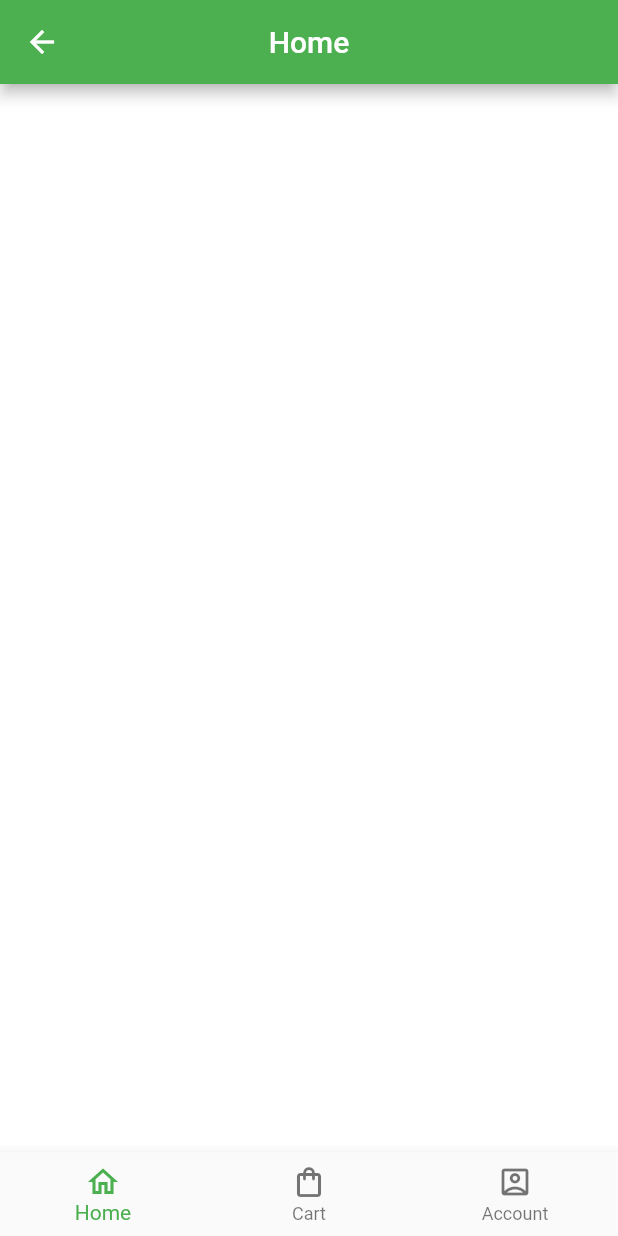
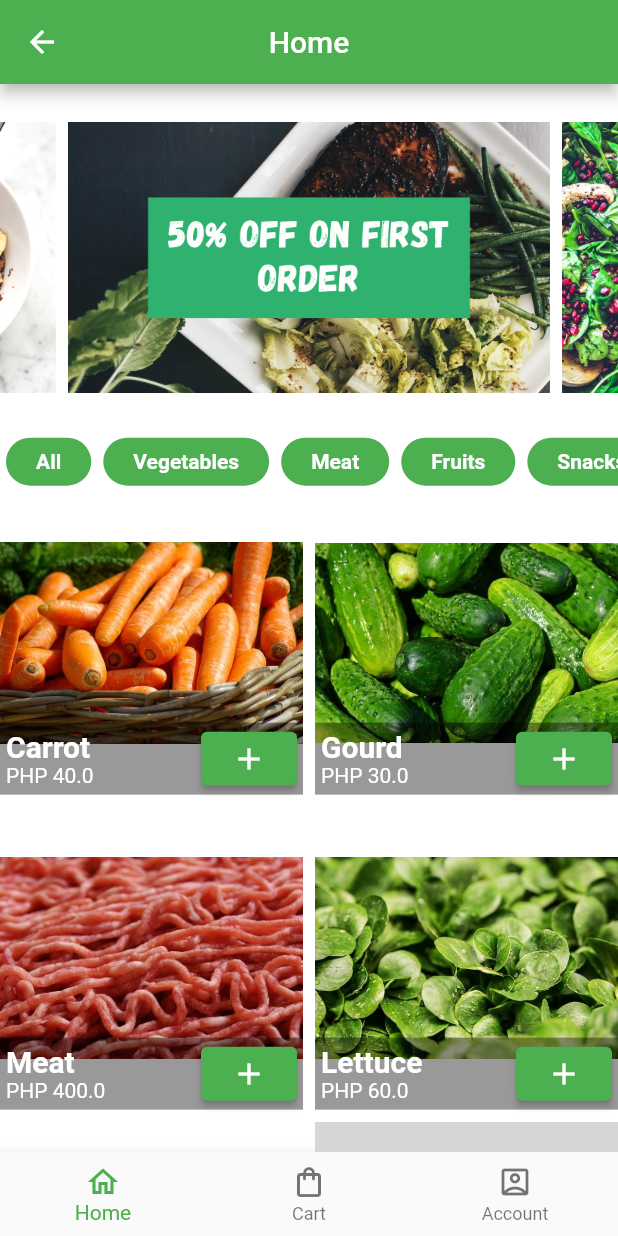
Before and after one commit to MBanawa/groceryapp, a Flutter app: the TabScreen screen opened directly, on a phone screen of 412 x 824 dp. Run offline on Flutter 3.47's test engine with Material 2 defaults, Android fonts, the light colour scheme and no system bars; drawn by our look-alikes of carousel_slider; our stand-ins replace get; grey boxes are pictures that could not be loaded.

Commit message:
completed home screen UI

```diff
--- /dev/null
+++ b/lib/custom_widgets/category_badge.dart
@@ -0,0 +1,33 @@
+import 'package:flutter/material.dart';
+
+class CategoryBadge extends StatelessWidget {
+  String title;
+
+  CategoryBadge({Key? key, required this.title}) : super(key: key);
+
+  @override
+  Widget build(BuildContext context) {
+    return Container(
+      padding:
+          const EdgeInsets.only(top: 2.0, bottom: 2.0, left: 20.0, right: 20),
+      margin: const EdgeInsets.all(4.0),
+      decoration: const BoxDecoration(
+        color: Colors.green,
+        borderRadius: BorderRadius.all(
+          Radius.circular(
+            20.0,
+          ),
+        ),
+      ),
+      child: Center(
+        child: Text(
+          title,
+          style: const TextStyle(
+            color: Colors.white,
+            fontWeight: FontWeight.bold,
+          ),
+        ),
+      ),
+    );
+  }
+}
--- /dev/null
+++ b/lib/custom_widgets/product_card.dart
@@ -0,0 +1,73 @@
+import 'package:flutter/material.dart';
+
+class ProductCard extends StatelessWidget {
+  String imageURL;
+  String title;
+  double price;
+
+  ProductCard(
+      {Key? key,
+      required this.imageURL,
+      required this.title,
+      required this.price})
+      : super(key: key);
+
+  @override
+  Widget build(BuildContext context) {
+    return Container(
+      child: Stack(
+        children: [
+          Align(
+            child: Container(
+              height: MediaQuery.of(context).size.height,
+              width: MediaQuery.of(context).size.width,
+              child: Image.asset(imageURL),
+            ),
+          ),
+          Align(
+            alignment: Alignment.bottomCenter,
+            child: Container(
+              padding: const EdgeInsets.only(
+                left: 4.0,
+                right: 4.0,
+              ),
+              color: Colors.black.withOpacity(0.4),
+              child: Row(
+                mainAxisAlignment: MainAxisAlignment.spaceBetween,
+                children: [
+                  Expanded(
+                    child: Column(
+                      mainAxisSize: MainAxisSize.min,
+                      crossAxisAlignment: CrossAxisAlignment.start,
+                      children: [
+                        Text(
+                          title,
+                          overflow: TextOverflow.ellipsis,
+                          style: const TextStyle(
+                            color: Colors.white,
+                            fontSize: 20.0,
+                            fontWeight: FontWeight.bold,
+                          ),
+                        ),
+                        Text(
+                          "PHP $price",
+                          style: const TextStyle(color: Colors.white),
+                        ),
+                      ],
+                    ),
+                  ),
+                  Container(
+                    child: ElevatedButton(
+                      onPressed: () {},
+                      child: const Icon(Icons.add),
+                    ),
+                  )
+                ],
+              ),
+            ),
+          )
+        ],
+      ),
+    );
+  }
+}
--- a/lib/screens/home.dart
+++ b/lib/screens/home.dart
@@ -1,8 +1,73 @@
+import 'package:carousel_slider/carousel_slider.dart';
 import 'package:flutter/material.dart';
+import 'package:groceryapp/custom_widgets/category_badge.dart';
+import 'package:groceryapp/custom_widgets/product_card.dart';
 
 class HomeScreen extends StatelessWidget {
-  const HomeScreen({Key? key}) : super(key: key);
+  HomeScreen({Key? key}) : super(key: key);
+  final List _products = [
+    {
+      "imageURL": "assets/images/products/1.jpg",
+      "title": "Carrot",
+      "price": 40.0,
+    },
+    {
+      "imageURL": "assets/images/products/2.jpg",
+      "title": "Gourd",
+      "price": 30.0,
+    },
+    {
+      "imageURL": "assets/images/products/3.jpg",
+      "title": "Meat",
+      "price": 400.0,
+    },
+    {
+      "imageURL": "assets/images/products/4.jpg",
+      "title": "Lettuce",
+      "price": 60.0,
+    },
+    {
+      "imageURL": "assets/images/products/5.jpg",
+      "title": "Meat Big Piece",
+      "price": 320.0,
+    },
+    {
+      "imageURL": "assets/images/products/6.jpg",
+      "title": "Pomegranate",
+      "price": 180.0,
+    },
+    {
+      "imageURL": "assets/images/products/7.jpg",
+      "title": "Strawberry",
+      "price": 540.0,
+    },
+    {
+      "imageURL": "assets/images/products/8.jpg",
+      "title": "Orange",
+      "price": 170.0,
+    },
+    {
+      "imageURL": "assets/images/products/9.jpg",
+      "title": "spinach",
+      "price": 70.0,
+    },
+    {
+      "imageURL": "assets/images/products/10.jpg",
+      "title": "Cabbage",
+      "price": 26.0,
+    },
+  ];
 
+  final List _categories = [
+    "All",
+    "Vegetables",
+    "Meat",
+    "Fruits",
+    "Snacks",
+    "Drinks",
+    "Oils",
+    "Daily Needs"
+  ];
   @override
   Widget build(BuildContext context) {
     return Scaffold(
@@ -10,6 +75,62 @@ class HomeScreen extends StatelessWidget {
         centerTitle: true,
         title: const Text("Home"),
       ),
+      body: SingleChildScrollView(
+        child: Column(
+          children: [
+            Container(
+              child: CarouselSlider(
+                options: CarouselOptions(
+                  autoPlay: true,
+                  autoPlayInterval: const Duration(seconds: 3),
+                ),
+                items: [
+                  Container(
+                    child: Image.asset("assets/images/offers/1.png"),
+                    padding: const EdgeInsets.all(4.0),
+                  ),
+                  Container(
+                    child: Image.asset("assets/images/offers/2.png"),
+                    padding: const EdgeInsets.all(4.0),
+                  ),
+                  Container(
+                    child: Image.asset("assets/images/offers/3.png"),
+                    padding: const EdgeInsets.all(4.0),
+                  )
+                ],
+              ),
+            ),
+            Container(
+              height: 40.0,
+              child: ListView.builder(
+                scrollDirection: Axis.horizontal,
+                itemCount: _categories.length,
+                itemBuilder: (buildContext, index) {
+                  return CategoryBadge(title: _categories[index]);
+                },
+              ),
+            ),
+            Container(
+              child: GridView.builder(
+                shrinkWrap: true,
+                physics: const NeverScrollableScrollPhysics(),
+                itemCount: _products.length,
+                gridDelegate: const SliverGridDelegateWithFixedCrossAxisCount(
+                  crossAxisCount: 2,
+                  crossAxisSpacing: 8,
+                  mainAxisSpacing: 8,
+                ),
+                itemBuilder: (buildContext, index) {
+                  return ProductCard(
+                      imageURL: _products[index]["imageURL"],
+                      title: _products[index]["title"],
+                      price: _products[index]["price"]);
+                },
+              ),
+            ),
+          ],
+        ),
+      ),
     );
   }
 }
--- a/lib/screens/tabs.dart
+++ b/lib/screens/tabs.dart
@@ -13,7 +13,7 @@ class TabScreen extends StatefulWidget {
 class _TabScreenState extends State<TabScreen> {
   int _currentIndex = 0;
   final List _pages = [
-    const HomeScreen(),
+    HomeScreen(),
     CartScreen(),
     const AccountScreen(),
   ];
```
